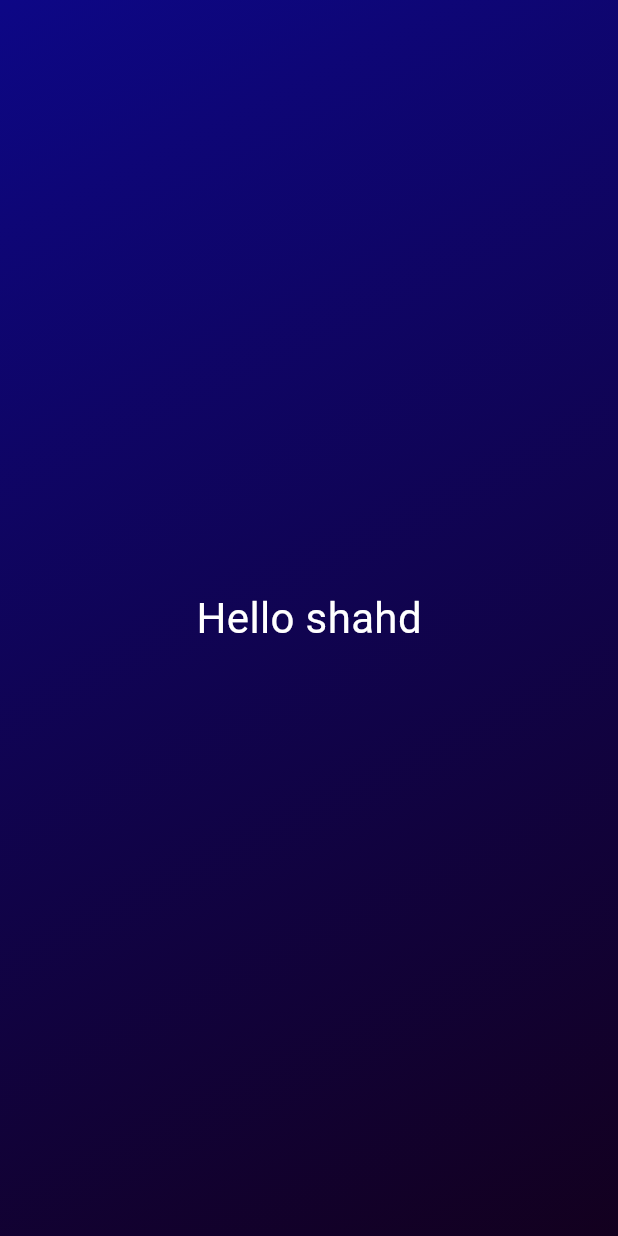
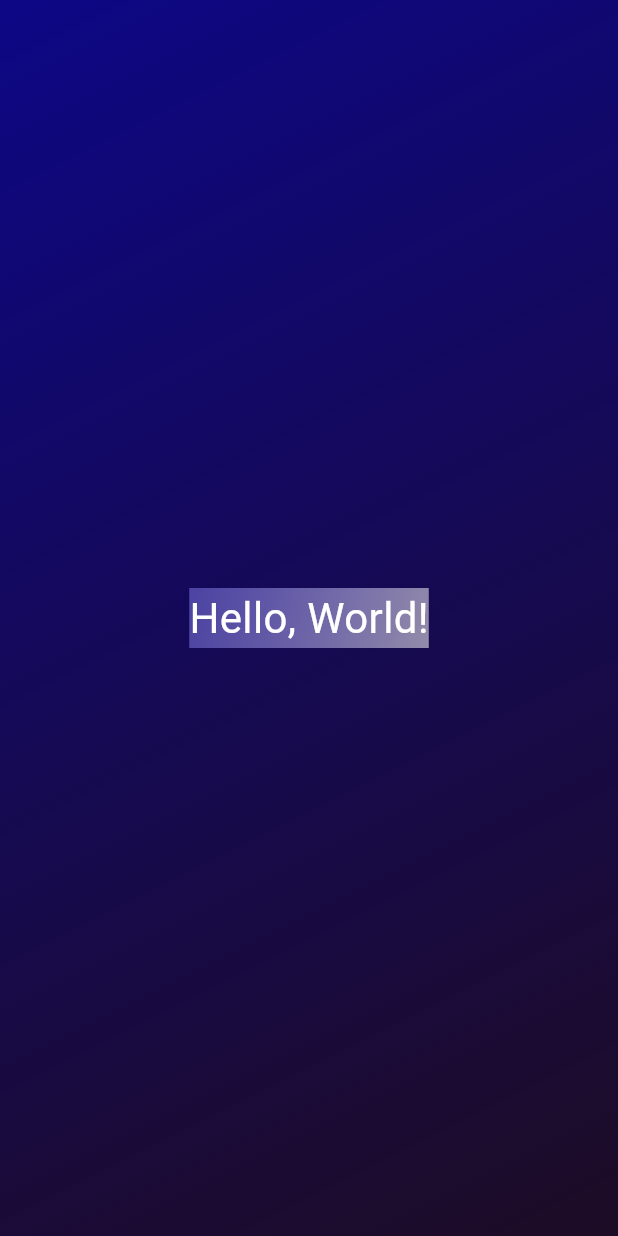
Before and after one commit to shalsha01/flutter-learning, a Flutter app: the screen it shows after launch, on a phone screen of 412 x 824 dp. Run offline on Flutter 3.47's test engine with Material 3 defaults, Android fonts, the phone set to English and light mode, and no system bars.

Commit message:
Refactor GradientContainer and main.dart to enhance layout; introduce styled text component for improved readability

```diff
--- a/my_first_app/lib/graident_container.dart
+++ b/my_first_app/lib/graident_container.dart
@@ -1,5 +1,6 @@
 
 import 'package:flutter/material.dart';
+import 'package:my_first_app/styled_text.dart';
 
 class GradientContainer extends StatelessWidget {
   const GradientContainer({super.key});
@@ -10,19 +11,14 @@ class GradientContainer extends StatelessWidget {
       decoration: BoxDecoration(
         gradient: LinearGradient(
           colors: [
-            Color.fromARGB(255, 13, 7, 134),
-            Color.fromARGB(243, 18, 0, 26),
+            Color.fromARGB(113, 145, 139, 255),
+            Color.fromARGB(161, 221, 216, 223),
           ],
           begin: Alignment.topLeft,
           end: Alignment.bottomRight,
         ),
       ),
-      child: Center(
-        child: Text(
-          'Hello shahd',
-          style: TextStyle(color: Colors.white, fontSize: 28),
-        ),
-      ),
+      child: const Mystyle(),
     );
   }
 }
--- /dev/null
+++ b/my_first_app/lib/styled_text.dart
@@ -0,0 +1,13 @@
+import 'package:flutter/material.dart';
+
+class Mystyle extends StatelessWidget {
+  const Mystyle({super.key});
+
+  @override
+  Widget build(BuildContext context) {
+    return const Text(
+      'Hello, World!',
+      style: TextStyle(color: Colors.white, fontSize: 28),
+    );
+  }
+}
```
Also changed, not shown: my_first_app/lib/main.dart (+19 -2 lines).
